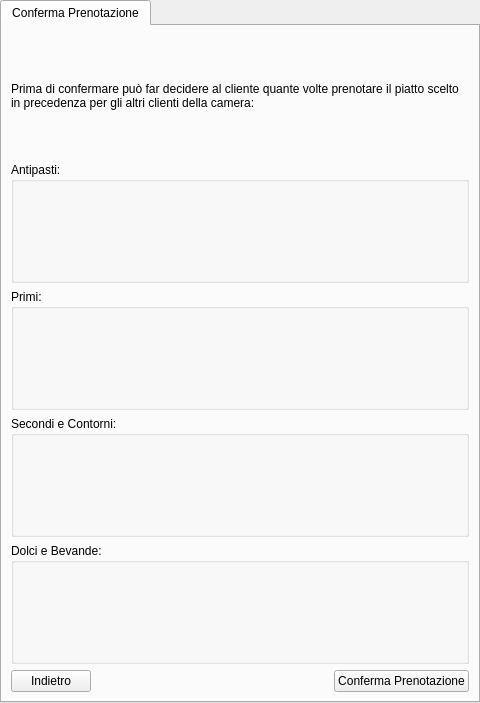
The window that ui/Receptionist/InserisciSceltaPastiPranzoCena/ConfermaSceltaPastiPranzo.ui (mdoraz/Hotel) describes before a commit, drawn with Qt 5.
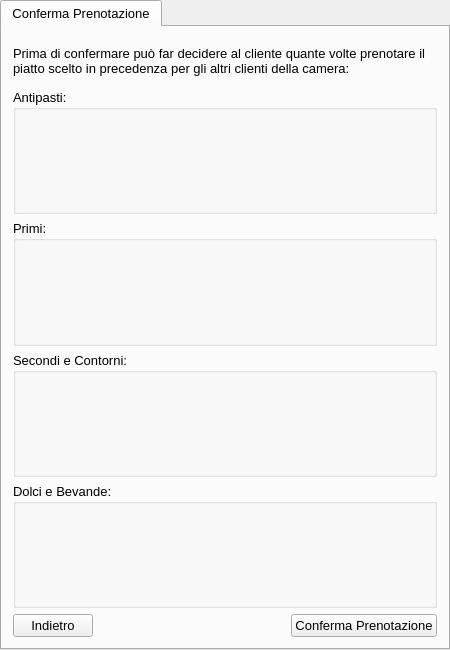
The same window after the commit.

```diff
--- a/ui/Receptionist/InserisciSceltaPastiPranzoCena/ConfermaSceltaPastiPranzo.ui
+++ b/ui/Receptionist/InserisciSceltaPastiPranzoCena/ConfermaSceltaPastiPranzo.ui
@@ -6,10 +6,22 @@
    <rect>
     <x>0</x>
     <y>0</y>
-    <width>480</width>
-    <height>703</height>
+    <width>450</width>
+    <height>650</height>
    </rect>
   </property>
+  <property name="minimumSize">
+   <size>
+    <width>450</width>
+    <height>650</height>
+   </size>
+  </property>
+  <property name="font">
+   <font>
+    <family>Arial</family>
+    <pointsize>10</pointsize>
+   </font>
+  </property>
   <property name="windowTitle">
    <string>Struttura Alberghiera</string>
   </property>
@@ -18,6 +30,18 @@
     <string>Conferma Prenotazione</string>
    </attribute>
    <layout class="QGridLayout" name="gridLayout">
+    <property name="leftMargin">
+     <number>11</number>
+    </property>
+    <property name="topMargin">
+     <number>11</number>
+    </property>
+    <property name="rightMargin">
+     <number>11</number>
+    </property>
+    <property name="bottomMargin">
+     <number>11</number>
+    </property>
     <item row="5" column="0">
      <widget class="QPushButton" name="btnIndietro">
       <property name="text">
@@ -40,6 +64,12 @@
     </item>
     <item row="0" column="0" colspan="3">
      <widget class="QLabel" name="labelQuantitaPiatti">
+      <property name="sizePolicy">
+       <sizepolicy hsizetype="Preferred" vsizetype="Fixed">
+        <horstretch>0</horstretch>
+        <verstretch>0</verstretch>
+       </sizepolicy>
+      </property>
       <property name="text">
        <string>Prima di confermare può far decidere al cliente quante volte prenotare il piatto scelto in precedenza per gli altri clienti della camera:</string>
       </property>
```
